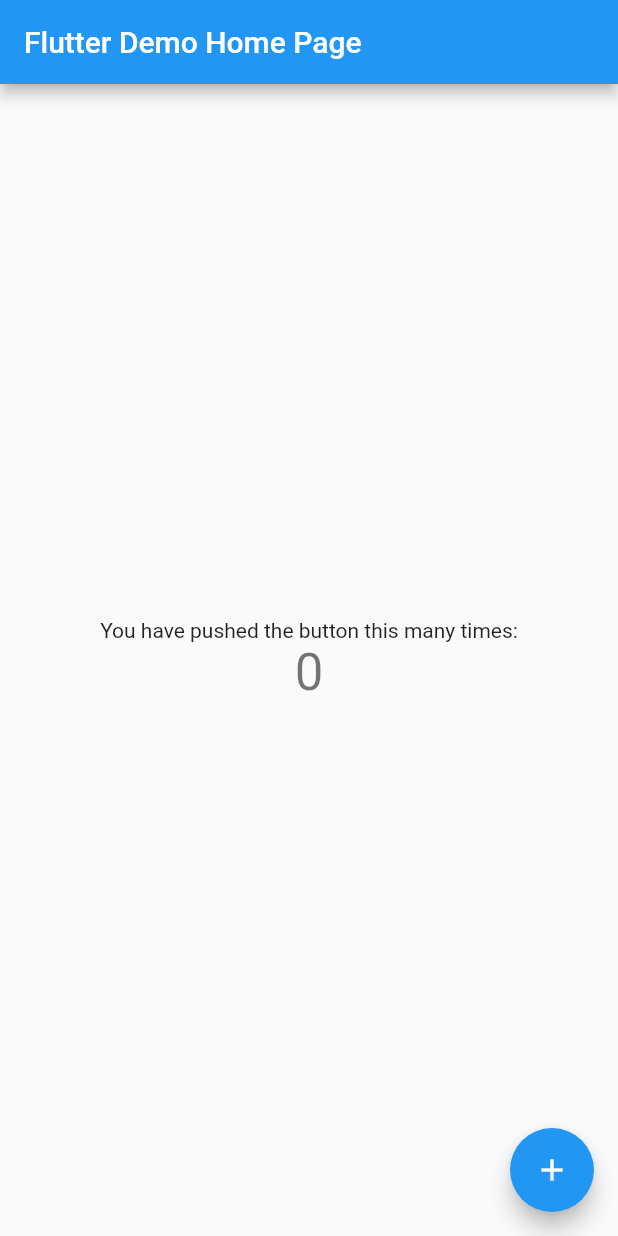
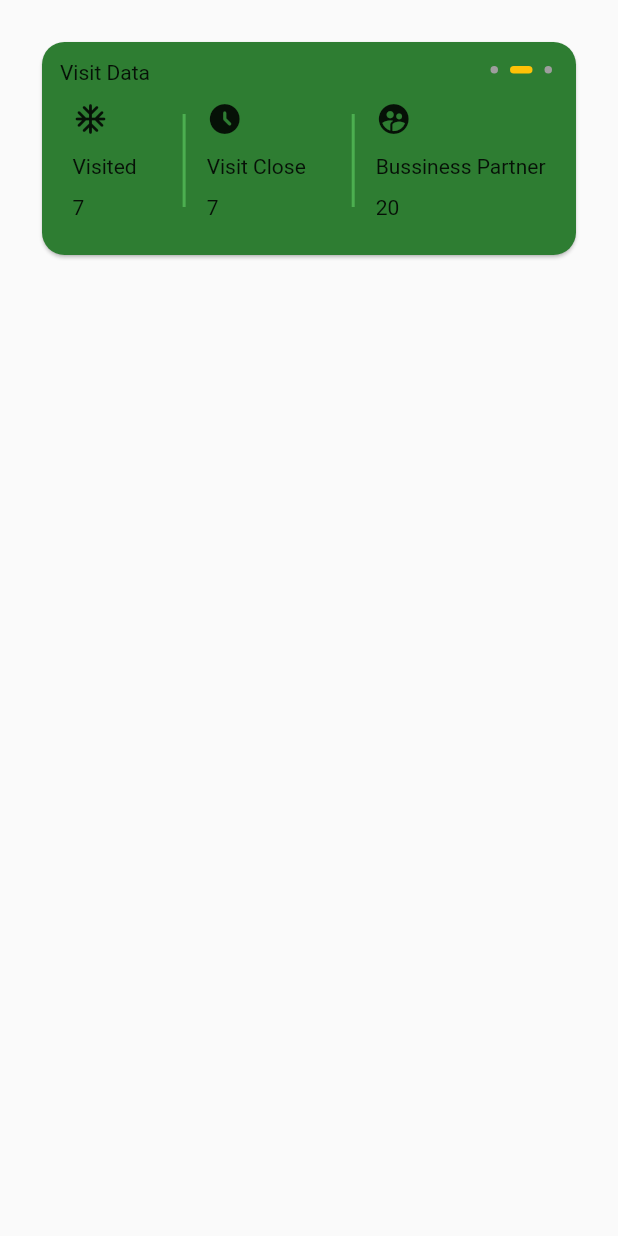
Before and after one commit to wibichamim/flutter-playground, a Flutter app: the screen it shows after launch, on a phone screen of 412 x 824 dp. Run offline on Flutter 3.47's test engine with Material 2 defaults, Android fonts, the phone set to English and light mode, and no system bars; drawn by our look-alikes of smooth_page_indicator; our stand-ins replace percent_indicator.

Commit message:
feat: carousel stat card header

```diff
--- a/lib/main.dart
+++ b/lib/main.dart
@@ -1,4 +1,5 @@
 import 'package:flutter/material.dart';
+import 'package:flutter_playground/ui/home/home_screen.dart';
 
 void main() {
   runApp(const MyApp());
@@ -7,109 +8,15 @@
 class MyApp extends StatelessWidget {
   const MyApp({super.key});
 
-  // This widget is the root of your application.
   @override
   Widget build(BuildContext context) {
     return MaterialApp(
+      debugShowCheckedModeBanner: false,
       title: 'Flutter Demo',
       theme: ThemeData(
-        // This is the theme of your application.
-        //
-        // Try running your application with "flutter run". You'll see the
-        // application has a blue toolbar. Then, without quitting the app, try
-        // changing the primarySwatch below to Colors.green and then invoke
-        // "hot reload" (press "r" in the console where you ran "flutter run",
-        // or simply save your changes to "hot reload" in a Flutter IDE).
-        // Notice that the counter didn't reset back to zero; the application
-        // is not restarted.
         primarySwatch: Colors.blue,
       ),
       home: const MyHomePage(title: 'Flutter Demo Home Page'),
     );
   }
 }
-
-class MyHomePage extends StatefulWidget {
-  const MyHomePage({super.key, required this.title});
-
-  // This widget is the home page of your application. It is stateful, meaning
-  // that it has a State object (defined below) that contains fields that affect
-  // how it looks.
-
-  // This class is the configuration for the state. It holds the values (in this
-  // case the title) provided by the parent (in this case the App widget) and
-  // used by the build method of the State. Fields in a Widget subclass are
-  // always marked "final".
-
-  final String title;
-
-  @override
-  State<MyHomePage> createState() => _MyHomePageState();
-}
-
-class _MyHomePageState extends State<MyHomePage> {
-  int _counter = 0;
-
-  void _incrementCounter() {
-    setState(() {
-      // This call to setState tells the Flutter framework that something has
-      // changed in this State, which causes it to rerun the build method below
-      // so that the display can reflect the updated values. If we changed
-      // _counter without calling setState(), then the build method would not be
-      // called again, and so nothing would appear to happen.
-      _counter++;
-    });
-  }
-
-  @override
-  Widget build(BuildContext context) {
-    // This method is rerun every time setState is called, for instance as done
-    // by the _incrementCounter method above.
-    //
-    // The Flutter framework has been optimized to make rerunning build methods
-    // fast, so that you can just rebuild anything that needs updating rather
-    // than having to individually change instances of widgets.
-    return Scaffold(
-      appBar: AppBar(
-        // Here we take the value from the MyHomePage object that was created by
-        // the App.build method, and use it to set our appbar title.
-        title: Text(widget.title),
-      ),
-      body: Center(
-        // Center is a layout widget. It takes a single child and positions it
-        // in the middle of the parent.
-        child: Column(
-          // Column is also a layout widget. It takes a list of children and
-          // arranges them vertically. By default, it sizes itself to fit its
-          // children horizontally, and tries to be as tall as its parent.
-          //
-          // Invoke "debug painting" (press "p" in the console, choose the
-          // "Toggle Debug Paint" action from the Flutter Inspector in Android
-          // Studio, or the "Toggle Debug Paint" command in Visual Studio Code)
-          // to see the wireframe for each widget.
-          //
-          // Column has various properties to control how it sizes itself and
-          // how it positions its children. Here we use mainAxisAlignment to
-          // center the children vertically; the main axis here is the vertical
-          // axis because Columns are vertical (the cross axis would be
-          // horizontal).
-          mainAxisAlignment: MainAxisAlignment.center,
-          children: <Widget>[
-            const Text(
-              'You have pushed the button this many times:',
-            ),
-            Text(
-              '$_counter',
-              style: Theme.of(context).textTheme.headline4,
-            ),
-          ],
-        ),
-      ),
-      floatingActionButton: FloatingActionButton(
-        onPressed: _incrementCounter,
-        tooltip: 'Increment',
-        child: const Icon(Icons.add),
-      ), // This trailing comma makes auto-formatting nicer for build methods.
-    );
-  }
-}
--- /dev/null
+++ b/lib/ui/home/home_screen.dart
@@ -0,0 +1,166 @@
+import 'package:flutter/material.dart';
+import 'package:percent_indicator/circular_percent_indicator.dart';
+import 'package:smooth_page_indicator/smooth_page_indicator.dart';
+
+class MyHomePage extends StatefulWidget {
+  const MyHomePage({super.key, required this.title});
+
+  final String title;
+
+  @override
+  State<MyHomePage> createState() => _MyHomePageState();
+}
+
+class _MyHomePageState extends State<MyHomePage> {
+  final pageController = PageController(
+    initialPage: 1,
+  );
+
+  Widget _statContent(int position, IconData icon, String title, String count) {
+    return Row(
+      children: [
+        if (position != 1)
+          const VerticalDivider(
+            color: Colors.green,
+            thickness: 2,
+            width: 30,
+            indent: 20,
+            endIndent: 20,
+          ),
+        Column(
+          crossAxisAlignment: CrossAxisAlignment.start,
+          mainAxisAlignment: MainAxisAlignment.spaceEvenly,
+          children: [
+            Icon(icon),
+            Text(title),
+            Text(count),
+          ],
+        ),
+      ],
+    );
+  }
+
+  Widget _cardVisit() {
+    return Card(
+      color: Colors.green.shade800,
+      shape: RoundedRectangleBorder(borderRadius: BorderRadius.circular(15)),
+      child: Padding(
+        padding: const EdgeInsets.all(12.0),
+        child: Column(
+          crossAxisAlignment: CrossAxisAlignment.start,
+          children: [
+            Text('Visit Data'),
+            Expanded(
+              child: Row(
+                mainAxisAlignment: MainAxisAlignment.spaceAround,
+                children: [
+                  _statContent(1, Icons.ac_unit_rounded, 'Visited', '7'),
+                  _statContent(
+                      2, Icons.access_time_filled_rounded, 'Visit Close', '7'),
+                  _statContent(3, Icons.supervised_user_circle_rounded,
+                      'Bussiness Partner', '20'),
+                ],
+              ),
+            ),
+          ],
+        ),
+      ),
+    );
+  }
+
+  Widget _statTarget(int count, String title) {
+    return Column(
+      mainAxisAlignment: MainAxisAlignment.spaceEvenly,
+      children: [
+        CircularPercentIndicator(
+          radius: 25,
+          percent: count / 100,
+          center: Text(
+            '$count%',
+            style: TextStyle(fontSize: 10),
+          ),
+          lineWidth: 5.0,
+          progressColor: Colors.amber,
+          backgroundColor: Colors.white,
+        ),
+        Text(title),
+      ],
+    );
+  }
+
+  Widget _cardTarget() {
+    return Card(
+      color: Colors.green.shade800,
+      shape: RoundedRectangleBorder(borderRadius: BorderRadius.circular(15)),
+      child: Padding(
+        padding: const EdgeInsets.all(12.0),
+        child: Column(
+          crossAxisAlignment: CrossAxisAlignment.start,
+          children: [
+            Text('Target'),
+            Expanded(
+              child: Row(
+                mainAxisAlignment: MainAxisAlignment.spaceAround,
+                children: [
+                  _statTarget(60, 'Customer'),
+                  _statTarget(45, 'Grup'),
+                  _statTarget(90, 'Brand'),
+                  _statTarget(50, 'Visit'),
+                ],
+              ),
+            ),
+          ],
+        ),
+      ),
+    );
+  }
+
+  @override
+  Widget build(BuildContext context) {
+    return Container(
+      color: Colors.green,
+      child: SafeArea(
+        child: Scaffold(
+          body: Padding(
+            padding: const EdgeInsets.all(24),
+            child: Center(
+              child: Column(
+                children: [
+                  Container(
+                    width: double.infinity,
+                    height: 150,
+                    child: Stack(
+                      children: [
+                        PageView(
+                          controller: pageController,
+                          children: [
+                            _cardVisit(),
+                            _cardVisit(),
+                            _cardTarget(),
+                          ],
+                        ),
+                        Positioned(
+                          top: 20,
+                          right: 20,
+                          child: SmoothPageIndicator(
+                            controller: pageController,
+                            count: 3,
+                            effect: const ExpandingDotsEffect(
+                                activeDotColor: Colors.amber,
+                                dotHeight: 5,
+                                dotWidth: 5,
+                                spacing: 8),
+                          ),
+                        ),
+                      ],
+                    ),
+                  ),
+                ],
+              ),
+            ),
+          ),
+        ),
+      ),
+    );
+  }
+}
--- a/pubspec.yaml
+++ b/pubspec.yaml
@@ -36,6 +36,8 @@
   # The following adds the Cupertino Icons font to your application.
   # Use with the CupertinoIcons class for iOS style icons.
   cupertino_icons: ^1.0.2
+  smooth_page_indicator: ^1.0.0+2
+  percent_indicator: ^4.2.2
 
 dev_dependencies:
   flutter_test:
```
Also changed, not shown: pubspec.lock.
